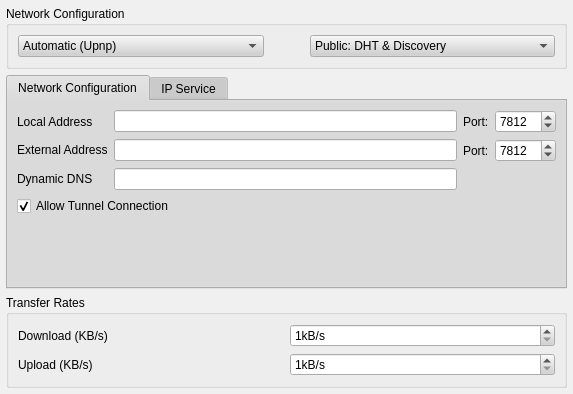
Qt form retroshare-gui/src/gui/settings/ServerPage.ui (RetroShare/RetroShare) before a commit.
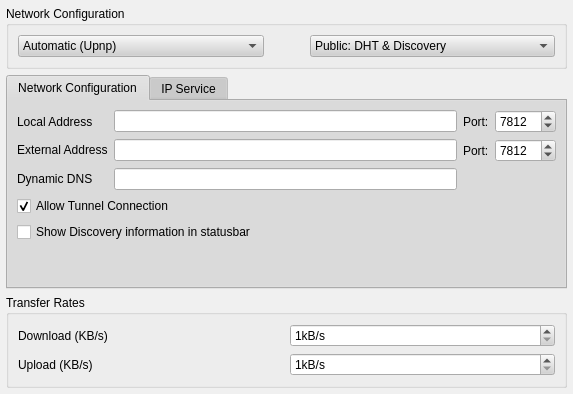
The same form after that commit.

Commit message: Added new statusbar widget about pending discovery informations. You can enable it in the server settings. Recompile of GUI needed.

What changed in the file:
```diff
--- a/retroshare-gui/src/gui/settings/ServerPage.ui
+++ b/retroshare-gui/src/gui/settings/ServerPage.ui
@@ -765,7 +765,7 @@
          </item>
         </layout>
        </item>
-       <item row="3" column="0">
+       <item row="4" column="0">
         <spacer name="verticalSpacer">
          <property name="orientation">
           <enum>Qt::Vertical</enum>
@@ -778,6 +778,13 @@
          </property>
         </spacer>
        </item>
+       <item row="3" column="0">
+        <widget class="QCheckBox" name="showDiscStatusBar">
+         <property name="text">
+          <string>Show Discovery information in statusbar</string>
+         </property>
+        </widget>
+       </item>
       </layout>
      </widget>
      <widget class="QWidget" name="tab_2">
```
The commit also changes 15 other files.
